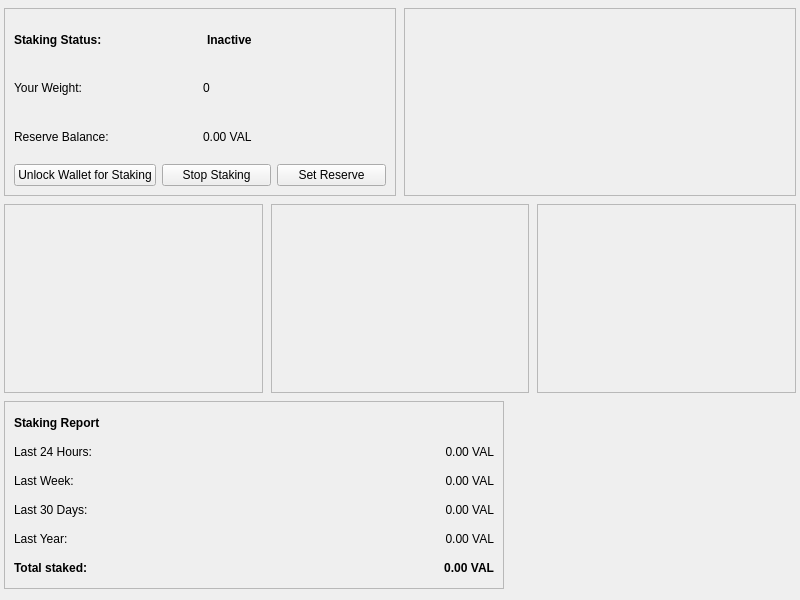
Before: the Qt Designer form src/qt/forms/stakingpage.ui in JJ12880/Validity26, drawn with Qt 5.
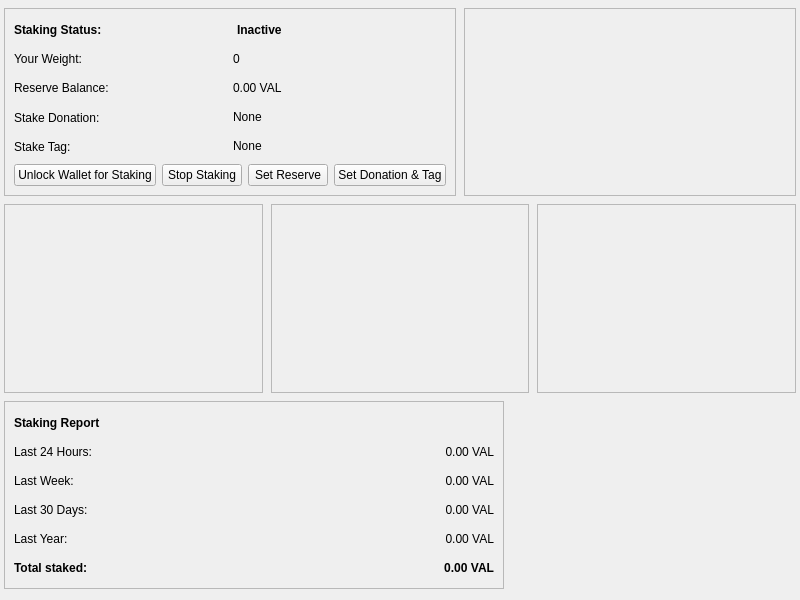
After: the same form once the commit is applied.

Commit message:
GUI: stake donation and stake tag settings and display
The Staking tab shows the donation and stake tag and has one "Set Donation &
Tag" dialog to change both; the tag can be entered as an L2 address
('S' + version byte + hash160) or raw hex. Changes apply to the next stake
without a restart and are saved to settings.json.

Donations show in the transaction list: an incoming row on the receiving
wallet and a donation line in the staker's transaction details.

Claude-Session: https://claude.ai/code/session_011B7van6rYKQbVdtP4EcEqB

The edit to the form file:
```diff
--- a/src/qt/forms/stakingpage.ui
+++ b/src/qt/forms/stakingpage.ui
@@ -62,6 +62,32 @@
           </item>
          </layout>
         </item>
+        <item>
+         <layout class="QHBoxLayout">
+          <item>
+           <widget class="QLabel"><property name="text"><string>Stake Donation:</string></property></widget>
+          </item>
+          <item>
+           <widget class="QLabel" name="labelStakeDonation">
+            <property name="text"><string>None</string></property>
+            <property name="textInteractionFlags"><set>Qt::TextSelectableByMouse</set></property>
+           </widget>
+          </item>
+         </layout>
+        </item>
+        <item>
+         <layout class="QHBoxLayout">
+          <item>
+           <widget class="QLabel"><property name="text"><string>Stake Tag:</string></property></widget>
+          </item>
+          <item>
+           <widget class="QLabel" name="labelStakeTag">
+            <property name="text"><string>None</string></property>
+            <property name="textInteractionFlags"><set>Qt::TextSelectableByMouse</set></property>
+           </widget>
+          </item>
+         </layout>
+        </item>
         <item>
          <layout class="QHBoxLayout">
           <item>
@@ -81,6 +107,11 @@
             <property name="text"><string>Set Reserve</string></property>
            </widget>
           </item>
+          <item>
+           <widget class="QPushButton" name="btnSetDonation">
+            <property name="text"><string>Set Donation &amp;&amp; Tag</string></property>
+           </widget>
+          </item>
          </layout>
         </item>
        </layout>
```
The commit also changes 11 other files.
